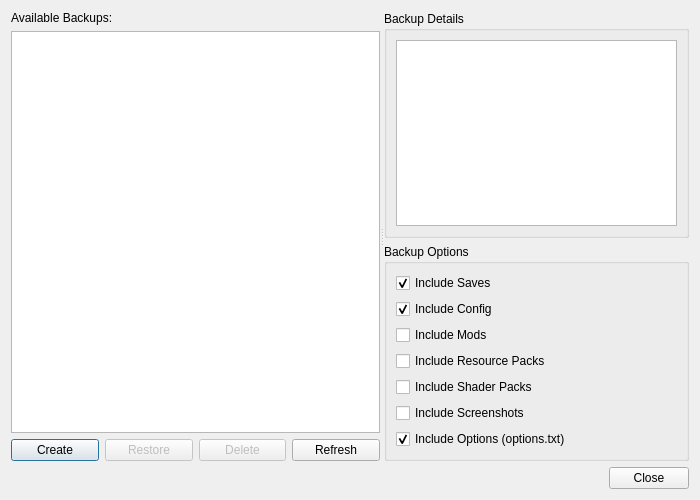
First picture: the form in launcher/ui/dialogs/BackupDialog.ui, repository Project-Tick/ProjT-Launcher, before the edit.
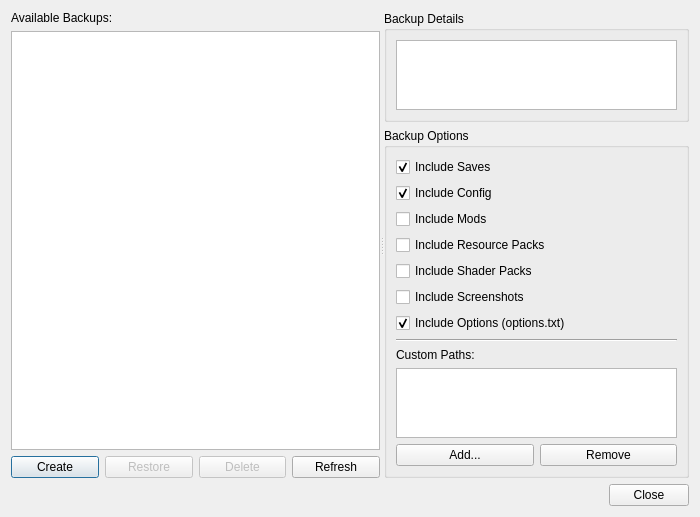
Second picture: the form after the edit.

Diff of the .ui file:
```diff
--- a/launcher/ui/dialogs/BackupDialog.ui
+++ b/launcher/ui/dialogs/BackupDialog.ui
@@ -165,6 +165,48 @@
             </property>
            </widget>
           </item>
+          <item>
+           <widget class="Line" name="separator">
+            <property name="orientation">
+             <enum>Qt::Horizontal</enum>
+            </property>
+           </widget>
+          </item>
+          <item>
+           <widget class="QLabel" name="customPathsLabel">
+            <property name="text">
+             <string>Custom Paths:</string>
+            </property>
+           </widget>
+          </item>
+          <item>
+           <widget class="QListWidget" name="customPathsList">
+            <property name="maximumSize">
+             <size>
+              <width>16777215</width>
+              <height>100</height>
+             </size>
+            </property>
+           </widget>
+          </item>
+          <item>
+           <layout class="QHBoxLayout" name="customPathsButtons">
+            <item>
+             <widget class="QPushButton" name="addCustomPathButton">
+              <property name="text">
+               <string>Add...</string>
+              </property>
+             </widget>
+            </item>
+            <item>
+             <widget class="QPushButton" name="removeCustomPathButton">
+              <property name="text">
+               <string>Remove</string>
+              </property>
+             </widget>
+            </item>
+           </layout>
+          </item>
          </layout>
         </widget>
        </item>
```
